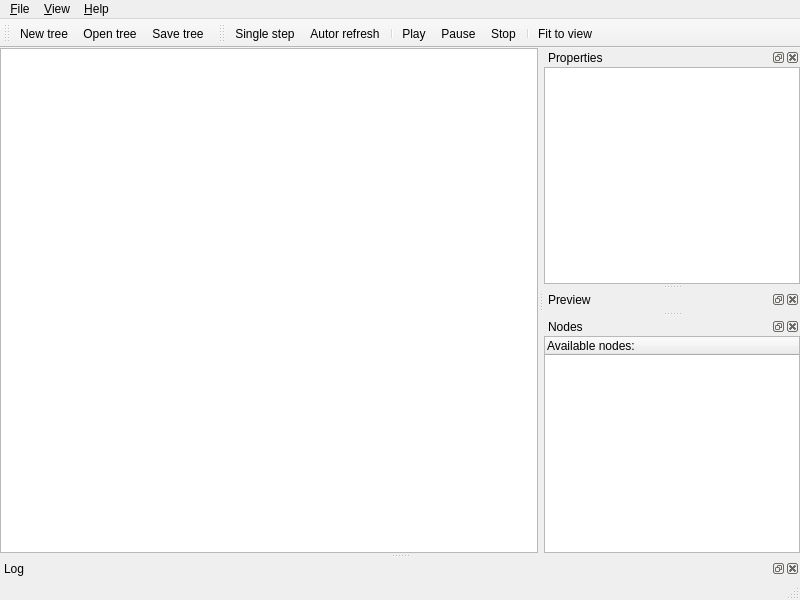
This is UI/MainWindow.ui in k0zmo/mouve as Qt 5 draws it before an edit. The edited form follows.
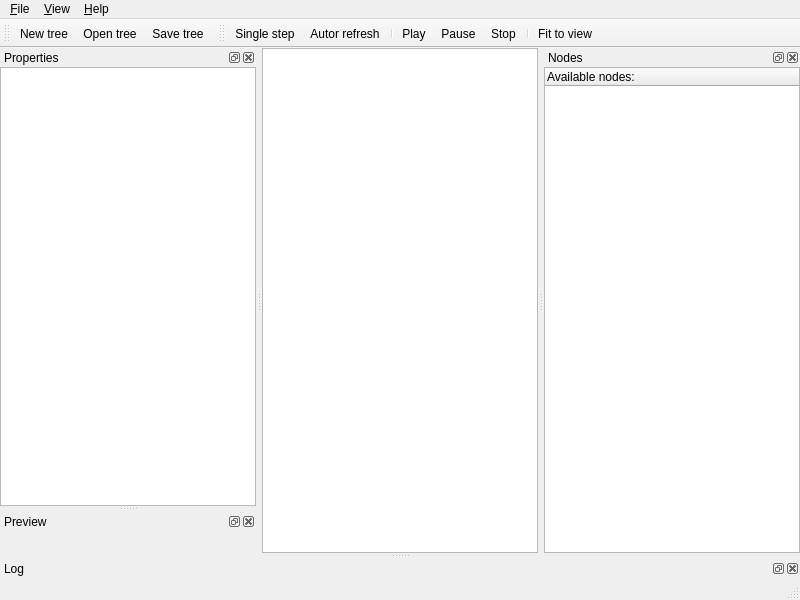
This is the edited form. Icons and pictures are not drawn. Custom widgets are drawn as their Qt base class.

Commit message: small changes to default view

Patch:
```diff
--- a/UI/MainWindow.ui
+++ b/UI/MainWindow.ui
@@ -130,7 +130,7 @@
     <string>Properties</string>
    </property>
    <attribute name="dockWidgetArea">
-    <number>2</number>
+    <number>1</number>
    </attribute>
    <widget class="QWidget" name="propertiesDockWidgetContents">
     <layout class="QVBoxLayout" name="propertiesVerticalLayout">
@@ -185,7 +185,7 @@
     <string>Preview</string>
    </property>
    <attribute name="dockWidgetArea">
-    <number>2</number>
+    <number>1</number>
    </attribute>
    <widget class="QWidget" name="previewDockWidgetContents"/>
   </widget>
```
Left out of the diff: 2 changed lines with no effect on the pictures. The commit also changes 2 other files.
